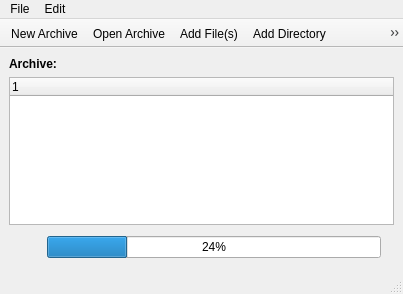
lumina-desktop/lumina, file src-qt5/desktop-utils/lumina-archiver/MainUI.ui: the form before one commit.
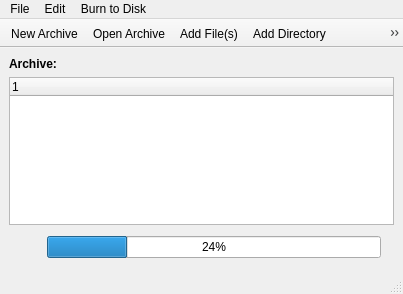
The form after the commit.

Commit message: New Feature for lumina-archiver: If a *.img file is loaded, enable a new menu option/dialog for burning that image to a USB device. This is a front-end to the "dd" utility, and has full status reporting about the process as well. If the dd operation requires elevated permissions and qsudo is installed, also provide a prompt for switching to root permissions (with qsudo) and immediately re-opening the burn dialog with the same file.

Patch:
```diff
--- a/src-qt5/desktop-utils/lumina-archiver/MainUI.ui
+++ b/src-qt5/desktop-utils/lumina-archiver/MainUI.ui
@@ -134,8 +134,15 @@
     <addaction name="actionExtract_All"/>
     <addaction name="actionExtract_Sel"/>
    </widget>
+   <widget class="QMenu" name="menuBurn_toDisk">
+    <property name="title">
+     <string>Burn to Disk</string>
+    </property>
+    <addaction name="actionUSB_Image"/>
+   </widget>
    <addaction name="menuFile"/>
    <addaction name="menuEdit"/>
+   <addaction name="menuBurn_toDisk"/>
   </widget>
   <widget class="QStatusBar" name="statusbar"/>
   <widget class="QToolBar" name="toolBar">
```
Left out of the diff: 8 changed lines with no effect on the pictures. The commit also changes 7 other files.
